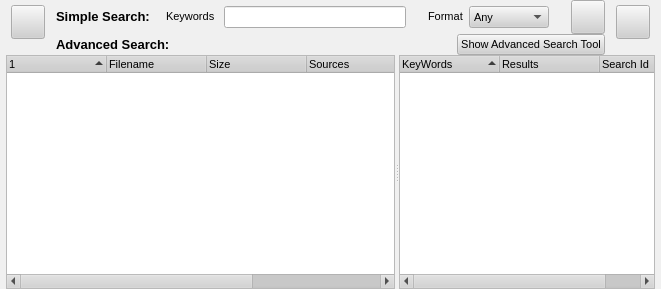
RetroShare/RetroShare, file retroshare-gui/src/gui/SearchDialog.ui: the form before one commit.
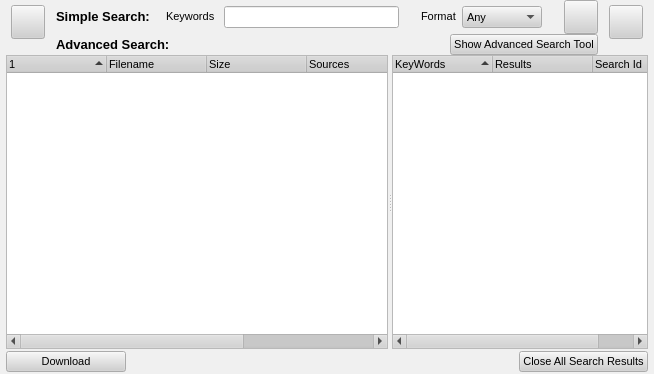
The form after the commit. Icons and pictures are not drawn. Custom widgets are drawn as their Qt base class.

Commit message: enabled double click download disabled not implemented Broadcast context menu entry enabled reseting keywords

Diff of the .ui file:
```diff
--- a/retroshare-gui/src/gui/SearchDialog.ui
+++ b/retroshare-gui/src/gui/SearchDialog.ui
@@ -5,8 +5,8 @@
    <rect>
     <x>0</x>
     <y>0</y>
-    <width>661</width>
-    <height>289</height>
+    <width>654</width>
+    <height>374</height>
    </rect>
   </property>
   <property name="sizePolicy" >
@@ -509,15 +509,15 @@
     <number>6</number>
    </property>
    <property name="bottomMargin" >
-    <number>0</number>
+    <number>2</number>
    </property>
    <property name="horizontalSpacing" >
-    <number>1</number>
+    <number>6</number>
    </property>
    <property name="verticalSpacing" >
-    <number>0</number>
+    <number>2</number>
    </property>
-   <item row="0" column="0" >
+   <item row="0" column="0" colspan="3" >
     <layout class="QVBoxLayout" >
      <property name="spacing" >
       <number>0</number>
@@ -1019,7 +1019,7 @@
           <number>5</number>
          </property>
          <item>
-          <widget class="QPushButton" name="pushButtonDownload" >
+          <widget class="QPushButton" name="resetButton" >
            <property name="sizePolicy" >
             <sizepolicy vsizetype="Fixed" hsizetype="Fixed" >
              <horstretch>0</horstretch>
@@ -1181,6 +1181,48 @@
      </item>
     </layout>
    </item>
+   <item row="1" column="0" >
+    <widget class="QPushButton" name="pushButtonDownload" >
+     <property name="minimumSize" >
+      <size>
+       <width>120</width>
+       <height>0</height>
+      </size>
+     </property>
+     <property name="toolTip" >
+      <string>&lt;html>&lt;head>&lt;meta name="qrichtext" content="1" />&lt;style type="text/css">
+p, li { white-space: pre-wrap; }
+&lt;/style>&lt;/head>&lt;body style=" font-family:'Arial'; font-size:8pt; font-weight:400; font-style:normal;">
+&lt;p style=" margin-top:0px; margin-bottom:0px; margin-left:0px; margin-right:0px; -qt-block-indent:0; text-indent:0px;">Download Select&lt;/p>&lt;/body>&lt;/html></string>
+     </property>
+     <property name="text" >
+      <string>Download</string>
+     </property>
+     <property name="icon" >
+      <iconset resource="images.qrc" >:/images/download16.png</iconset>
+     </property>
+    </widget>
+   </item>
+   <item row="1" column="1" >
+    <spacer>
+     <property name="orientation" >
+      <enum>Qt::Horizontal</enum>
+     </property>
+     <property name="sizeHint" >
+      <size>
+       <width>351</width>
+       <height>20</height>
+      </size>
+     </property>
+    </spacer>
+   </item>
+   <item row="1" column="2" >
+    <widget class="QPushButton" name="cloaseallsearchresultsButton" >
+     <property name="text" >
+      <string>Close All Search Results</string>
+     </property>
+    </widget>
+   </item>
   </layout>
  </widget>
  <customwidgets>
```
Left out of the diff: 7 changed lines with no effect on the pictures. The commit also changes 48 other files.
